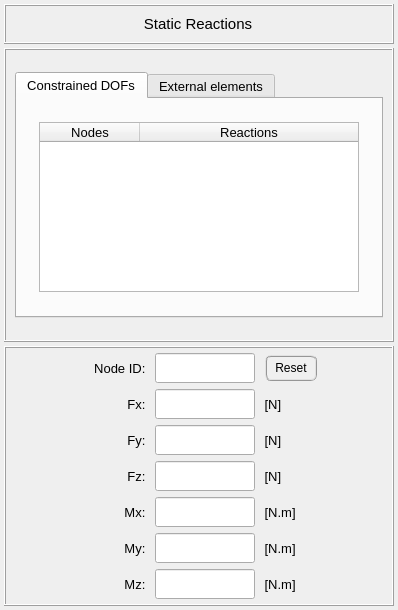
Old version of the form pulse/interface/ui_files/plots/results/structural/get_reactions_for_static_analysis.ui in the repository open-pulse/OpenPulse.
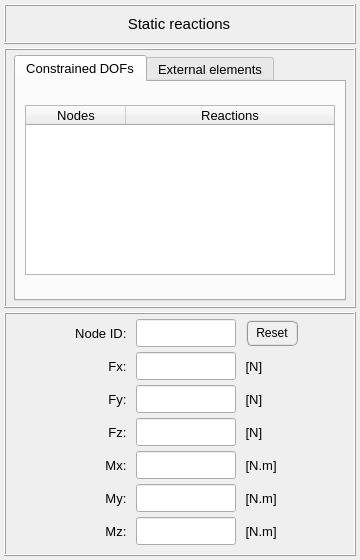
New version of the form.

Commit message: Refactoring UI analysis classes

What changed in the file:
```diff
--- a/pulse/interface/ui_files/plots/results/structural/get_reactions_for_static_analysis.ui
+++ b/pulse/interface/ui_files/plots/results/structural/get_reactions_for_static_analysis.ui
@@ -6,10 +6,22 @@
    <rect>
     <x>0</x>
     <y>0</y>
-    <width>398</width>
-    <height>610</height>
+    <width>360</width>
+    <height>560</height>
    </rect>
   </property>
+  <property name="minimumSize">
+   <size>
+    <width>0</width>
+    <height>560</height>
+   </size>
+  </property>
+  <property name="maximumSize">
+   <size>
+    <width>16777215</width>
+    <height>560</height>
+   </size>
+  </property>
   <property name="windowTitle">
    <string>Form</string>
   </property>
@@ -34,13 +46,13 @@
      <property name="minimumSize">
       <size>
        <width>0</width>
-       <height>260</height>
+       <height>240</height>
       </size>
      </property>
      <property name="maximumSize">
       <size>
        <width>16777215</width>
-       <height>260</height>
+       <height>252</height>
       </size>
      </property>
      <property name="frameShape">
@@ -63,20 +75,20 @@
        <number>0</number>
       </property>
       <property name="verticalSpacing">
-       <number>1</number>
+       <number>0</number>
       </property>
       <item row="1" column="3">
        <widget class="QLabel" name="label_8">
         <property name="minimumSize">
          <size>
           <width>52</width>
-          <height>30</height>
+          <height>28</height>
          </size>
         </property>
         <property name="maximumSize">
          <size>
           <width>52</width>
-          <height>30</height>
+          <height>28</height>
          </size>
         </property>
         <property name="font">
@@ -99,13 +111,13 @@
         <property name="minimumSize">
          <size>
           <width>100</width>
-          <height>30</height>
+          <height>28</height>
          </size>
         </property>
         <property name="maximumSize">
          <size>
           <width>100</width>
-          <height>30</height>
+          <height>28</height>
          </size>
         </property>
         <property name="sizeIncrement">
@@ -123,8 +135,8 @@
         <property name="font">
          <font>
           <pointsize>10</pointsize>
-          <weight>75</weight>
-          <bold>true</bold>
+          <weight>50</weight>
+          <bold>false</bold>
          </font>
         </property>
         <property name="styleSheet">
@@ -140,13 +152,13 @@
         <property name="minimumSize">
          <size>
           <width>72</width>
-          <height>30</height>
+          <height>28</height>
          </size>
         </property>
         <property name="maximumSize">
          <size>
           <width>72</width>
-          <height>30</height>
+          <height>28</height>
          </size>
         </property>
         <property name="font">
@@ -169,13 +181,13 @@
         <property name="minimumSize">
          <size>
           <width>72</width>
-          <height>30</height>
+          <height>28</height>
          </size>
         </property>
         <property name="maximumSize">
          <size>
           <width>72</width>
-          <height>30</height>
+          <height>28</height>
          </size>
         </property>
         <property name="font">
@@ -198,13 +210,13 @@
         <property name="minimumSize">
          <size>
           <width>52</width>
-          <height>30</height>
+          <height>28</height>
          </size>
         </property>
         <property name="maximumSize">
          <size>
           <width>52</width>
-          <height>30</height>
+          <height>28</height>
          </size>
         </property>
         <property name="font">
@@ -227,13 +239,13 @@
         <property name="minimumSize">
          <size>
           <width>100</width>
-          <height>30</height>
+          <height>28</height>
          </size>
         </property>
         <property name="maximumSize">
          <size>
           <width>100</width>
-          <height>30</height>
+          <height>28</height>
          </size>
         </property>
         <property name="sizeIncrement">
@@ -315,13 +327,13 @@
         <property name="minimumSize">
          <size>
           <width>60</width>
-          <height>30</height>
+          <height>28</height>
          </size>
         </property>
         <property name="maximumSize">
          <size>
           <width>70</width>
-          <height>30</height>
+          <height>28</height>
          </size>
         </property>
         <property name="frameShape">
@@ -378,13 +390,13 @@
         <property name="minimumSize">
          <size>
           <width>52</width>
-          <height>30</height>
+          <height>28</height>
          </size>
         </property>
         <property name="maximumSize">
          <size>
           <width>52</width>
-          <height>30</height>
+          <height>28</height>
          </size>
         </property>
         <property name="font">
@@ -407,13 +419,13 @@
         <property name="minimumSize">
          <size>
           <width>72</width>
-          <height>30</height>
+          <height>28</height>
          </size>
         </property>
         <property name="maximumSize">
          <size>
           <width>72</width>
-          <height>30</height>
+          <height>28</height>
          </size>
         </property>
         <property name="font">
@@ -436,13 +448,13 @@
         <property name="minimumSize">
          <size>
           <width>100</width>
-          <height>30</height>
+          <height>28</height>
          </size>
         </property>
         <property name="maximumSize">
          <size>
           <width>100</width>
-          <height>30</height>
+          <height>28</height>
          </size>
         </property>
         <property name="sizeIncrement">
@@ -475,13 +487,13 @@
         <property name="minimumSize">
          <size>
           <width>100</width>
-          <height>30</height>
+          <height>28</height>
          </size>
         </property>
         <property name="maximumSize">
          <size>
           <width>100</width>
-          <height>30</height>
+          <height>28</height>
          </size>
         </property>
         <property name="sizeIncrement">
@@ -514,13 +526,13 @@
         <property name="minimumSize">
          <size>
           <width>52</width>
-          <height>30</height>
+          <height>28</height>
          </size>
         </property>
         <property name="maximumSize">
          <size>
           <width>52</width>
-          <height>30</height>
+          <height>28</height>
          </size>
         </property>
         <property name="font">
@@ -543,13 +555,13 @@
         <property name="minimumSize">
          <size>
           <width>72</width>
-          <height>30</height>
+          <height>28</height>
          </size>
         </property>
         <property name="maximumSize">
          <size>
           <width>72</width>
-          <height>30</height>
+          <height>28</height>
          </size>
         </property>
         <property name="font">
@@ -572,13 +584,13 @@
         <property name="minimumSize">
          <size>
           <width>100</width>
-          <height>30</height>
+          <height>28</height>
          </size>
         </property>
         <property name="maximumSize">
          <size>
           <width>100</width>
-          <height>30</height>
+          <height>28</height>
          </size>
         </property>
         <property name="sizeIncrement">
@@ -611,13 +623,13 @@
         <property name="minimumSize">
          <size>
           <width>72</width>
-          <height>30</height>
+          <height>28</height>
          </size>
         </property>
         <property name="maximumSize">
          <size>
           <width>72</width>
-          <height>30</height>
+          <height>28</height>
          </size>
         </property>
         <property name="font">
@@ -640,13 +652,13 @@
         <property name="minimumSize">
          <size>
           <width>100</width>
-          <height>30</height>
+          <height>28</height>
          </size>
         </property>
         <property name="maximumSize">
          <size>
           <width>100</width>
-          <height>30</height>
+          <height>28</height>
          </size>
         </property>
         <property name="sizeIncrement">
@@ -679,13 +691,13 @@
         <property name="minimumSize">
          <size>
           <width>72</width>
-          <height>30</height>
+          <height>28</height>
          </size>
         </property>
         <property name="maximumSize">
          <size>
           <width>72</width>
-          <height>30</height>
+          <height>28</height>
          </size>
         </property>
         <property name="font">
@@ -708,13 +720,13 @@
         <property name="minimumSize">
          <size>
           <width>72</width>
-          <height>30</height>
+          <height>28</height>
          </size>
         </property>
         <property name="maximumSize">
          <size>
           <width>72</width>
-          <height>30</height>
+          <height>28</height>
          </size>
         </property>
         <property name="font">
@@ -737,13 +749,13 @@
         <property name="minimumSize">
          <size>
           <width>52</width>
-          <height>30</height>
+          <height>28</height>
          </size>
         </property>
         <property name="maximumSize">
          <size>
           <width>52</width>
-          <height>30</height>
+          <height>28</height>
          </size>
         </property>
         <property name="font">
@@ -766,13 +778,13 @@
         <property name="minimumSize">
          <size>
           <width>52</width>
-          <height>30</height>
+          <height>28</height>
          </size>
         </property>
         <property name="maximumSize">
          <size>
           <width>52</width>
-          <height>30</height>
+          <height>28</height>
          </size>
         </property>
         <property name="font">
@@ -795,13 +807,13 @@
         <property name="minimumSize">
          <size>
           <width>100</width>
-          <height>30</height>
+          <height>28</height>
          </size>
         </property>
         <property name="maximumSize">
          <size>
           <width>100</width>
-          <height>30</height>
+          <height>28</height>
          </size>
         </property>
         <property name="sizeIncrement">
@@ -896,7 +908,7 @@
          <enum>QFrame::Raised</enum>
         </property>
         <property name="text">
-         <string>Static Reactions</string>
+         <string>Static reactions</string>
         </property>
         <property name="alignment">
          <set>Qt::AlignCenter</set>
@@ -911,7 +923,13 @@
      <property name="minimumSize">
       <size>
        <width>0</width>
-       <height>268</height>
+       <height>260</height>
+      </size>
+     </property>
+     <property name="maximumSize">
+      <size>
+       <width>16777215</width>
+       <height>260</height>
       </size>
      </property>
      <property name="frameShape">
@@ -921,6 +939,21 @@
       <enum>QFrame::Raised</enum>
      </property>
      <layout class="QGridLayout" name="gridLayout_4">
+      <property name="leftMargin">
+       <number>8</number>
+      </property>
+      <property name="topMargin">
+       <number>4</number>
+      </property>
+      <property name="rightMargin">
+       <number>8</number>
+      </property>
+      <property name="bottomMargin">
+       <number>4</number>
+      </property>
+      <property name="spacing">
+       <number>4</number>
+      </property>
       <item row="0" column="0">
        <widget class="QTabWidget" name="tabWidget_reactions">
         <property name="minimumSize">
```
The commit also changes 22 other files.
